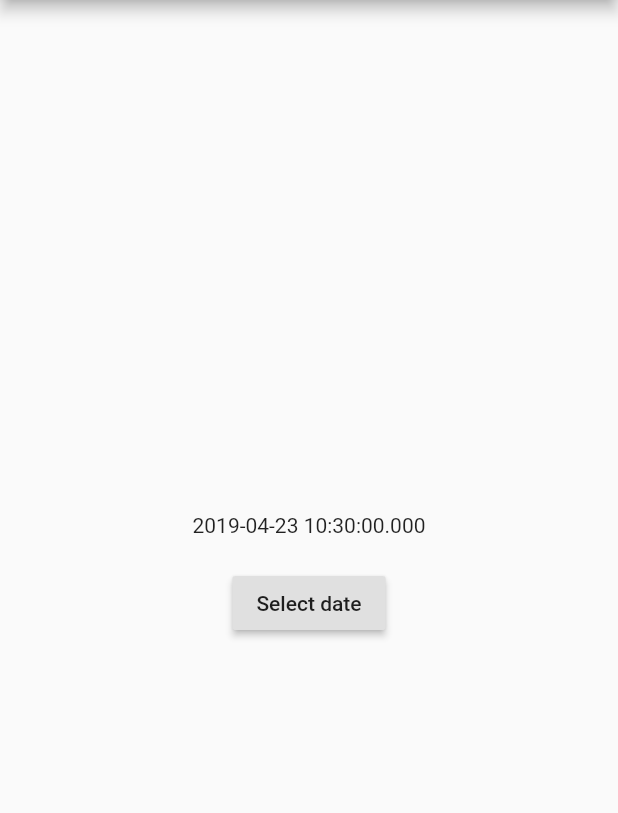
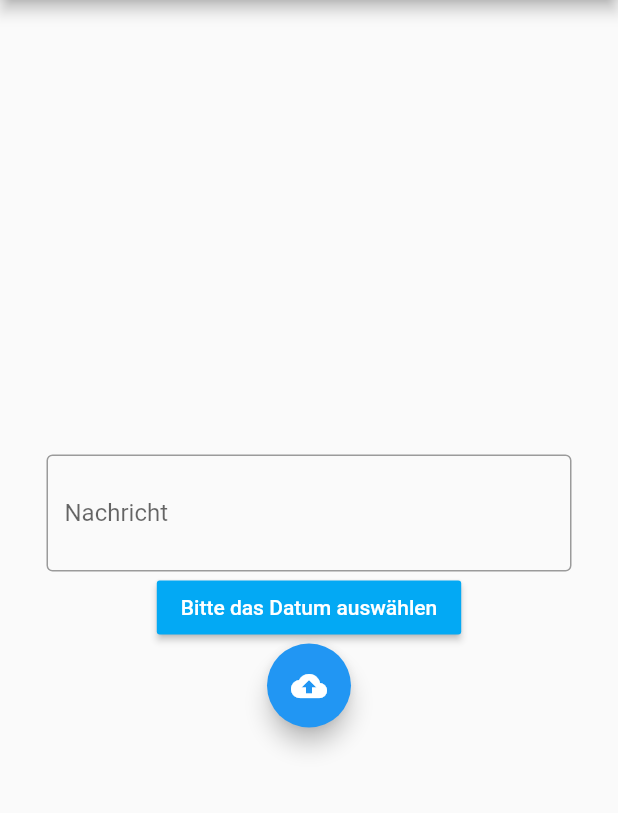
Before and after one commit to wdjpng/AgendaUploader, a Flutter app: the screen it shows after launch, on a phone screen of 412 x 824 dp, the part 84-897 px from its top. Run offline on Flutter 3.47's test engine with Material 2 defaults, Android fonts, the phone set to English and light mode, and no system bars.

Commit message:
Added user interface

```diff
--- a/lib/main.dart
+++ b/lib/main.dart
@@ -1,3 +1,5 @@
+import 'dart:async';
+
 import 'package:flutter/material.dart';
 
 void main() => runApp(MyApp());
@@ -23,17 +25,33 @@ class MyHomePage extends StatefulWidget {
 
 class _MyHomePageState extends State<MyHomePage> {
   DateTime selectedDate = DateTime.now();
+  DateTime initialDateTime;
+  String message = "31415926535";
+  @override
+  void initState() {
+    super.initState();
+    initialDateTime = selectedDate;
+  }
 
   Future<Null> _selectDate(BuildContext context) async {
     final DateTime picked = await showDatePicker(
         context: context,
         initialDate: selectedDate,
-        firstDate: DateTime(2015, 8),
+        firstDate: DateTime(2019, 4),
         lastDate: DateTime(2101));
     if (picked != null && picked != selectedDate)
       setState(() {
         selectedDate = picked;
       });
+  }
+
+  String getButtonText(){
+    if(selectedDate == initialDateTime){
+      return 'Bitte das Datum auswählen';
+    }
+
+    return 'Der ' + selectedDate.day.toString() + '. ' + selectedDate.month.toString()
+        + '. ' + selectedDate.year.toString() + ' ist ausgewählt';
   }
 
   @override
@@ -46,11 +64,28 @@ class _MyHomePageState extends State<MyHomePage> {
         child: Column(
           mainAxisSize: MainAxisSize.min,
           children: <Widget>[
-            Text("${selectedDate.toLocal()}"),
             SizedBox(height: 20.0,),
+            new Container(
+              width: 350.0,
+              child:TextField(
+                  keyboardType: TextInputType.multiline,
+                  maxLines: 2,
+                  decoration: InputDecoration(
+                      border: OutlineInputBorder(),
+                      labelText: 'Nachricht'
+                  )
+              ),
+            ),
             RaisedButton(
+              textColor: Colors.white,
+              color: Colors.lightBlue,
               onPressed: () => _selectDate(context),
-              child: Text('Select date'),
+              child: Text(getButtonText()),
+            ),
+            FloatingActionButton(
+              onPressed: () => {},
+              tooltip: 'Increment',
+              child: Icon(Icons.cloud_upload),
             ),
           ],
         ),
```
